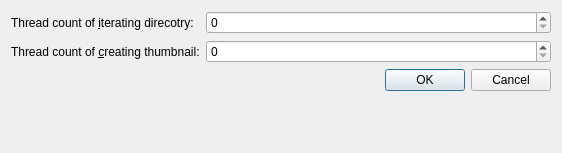
Qt form src/option.ui (ambiesoft/SceneExplorer) before a commit.
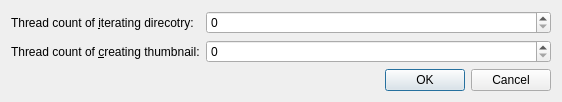
The same form after that commit.

What changed in the file:
```diff
--- a/src/option.ui
+++ b/src/option.ui
@@ -7,7 +7,7 @@
     <x>0</x>
     <y>0</y>
     <width>562</width>
-    <height>153</height>
+    <height>93</height>
    </rect>
   </property>
   <property name="windowTitle">
```
